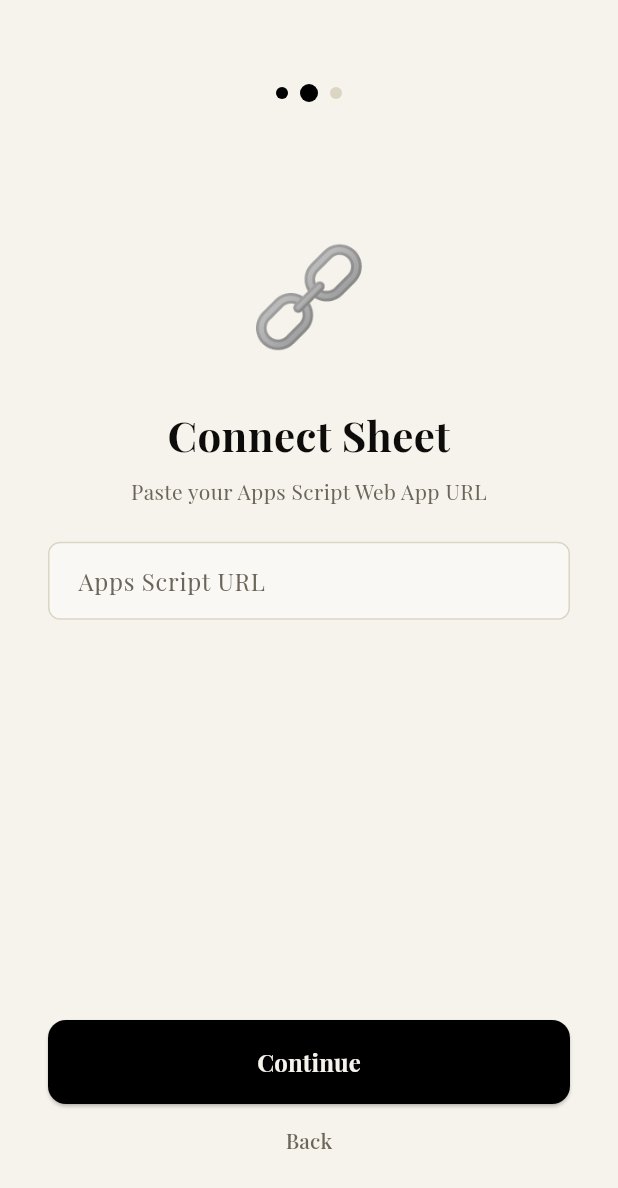
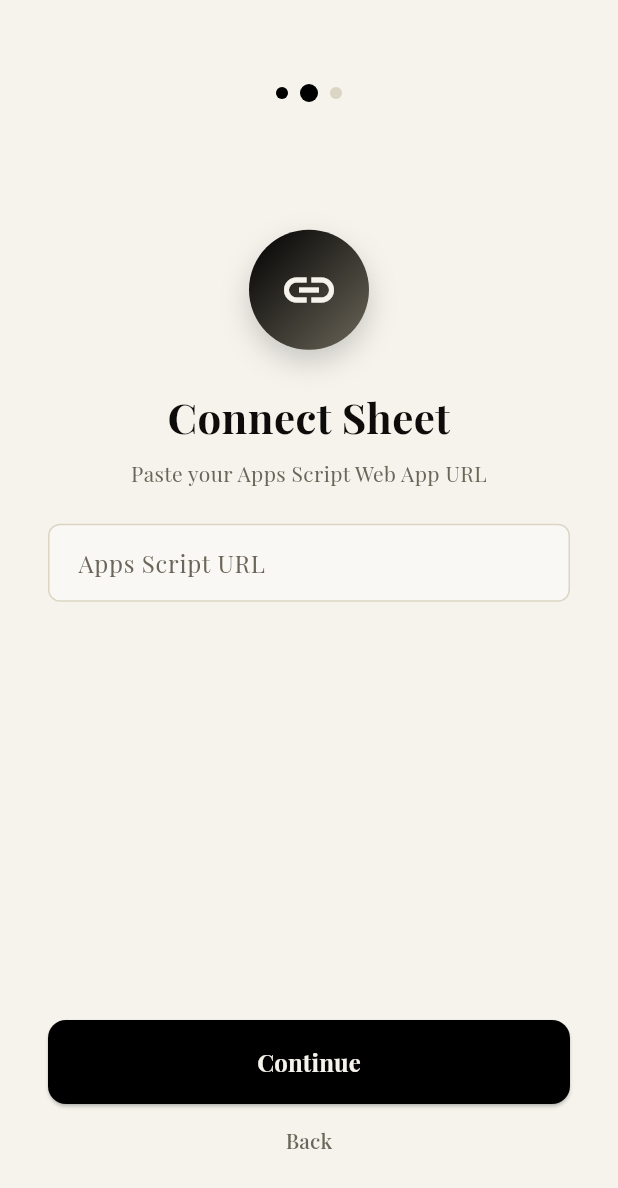
Before and after one commit to toxicbishop/VITAL-Health-App-Flutter, a Flutter app: the screen it shows after launch, after a tap on "Continue", on a phone screen of 412 x 824 dp. Shown: the top 1188 px of the screen. Run offline on Flutter 3.47's test engine with Material 3 defaults, Android fonts, the phone set to English and light mode, and no system bars; our stand-ins replace fl_chart, google_fonts, share_plus, shared_preferences.

Commit message:
feat(ui): replace emojis with premium icons in onboarding screen

```diff
--- a/lib/presentation/screens/onboarding_screen.dart
+++ b/lib/presentation/screens/onboarding_screen.dart
@@ -151,7 +151,7 @@ class _StepWelcome extends StatelessWidget {
   const _StepWelcome();
   @override
   Widget build(BuildContext context) => Column(children: [
-    const Text('🏥', style: TextStyle(fontSize: 64)),
+    _heroIcon(Icons.monitor_heart_outlined),
     const SizedBox(height: 24),
     Text("Welcome to\nVital Health", textAlign: TextAlign.center, style: TextStyle(fontSize: 32, fontWeight: FontWeight.bold, color: _textMain, height: 1.2)),
     const SizedBox(height: 16),
@@ -164,7 +164,7 @@ class _StepUrl extends StatelessWidget {
   const _StepUrl({required this.controller});
   @override
   Widget build(BuildContext context) => Column(crossAxisAlignment: CrossAxisAlignment.stretch, children: [
-    const Center(child: Text('🔗', style: TextStyle(fontSize: 64))),
+    Center(child: _heroIcon(Icons.link_outlined)),
     const SizedBox(height: 24),
     Text('Connect Sheet', textAlign: TextAlign.center, style: TextStyle(fontSize: 28, fontWeight: FontWeight.bold, color: _textMain)),
     const SizedBox(height: 8),
@@ -179,7 +179,7 @@ class _StepName extends StatelessWidget {
   const _StepName({required this.controller});
   @override
   Widget build(BuildContext context) => Column(crossAxisAlignment: CrossAxisAlignment.stretch, children: [
-    const Center(child: Text('👤', style: TextStyle(fontSize: 64))),
+    Center(child: _heroIcon(Icons.person_outline)),
     const SizedBox(height: 24),
     Text("What's your name?", textAlign: TextAlign.center, style: TextStyle(fontSize: 28, fontWeight: FontWeight.bold, color: _textMain)),
     const SizedBox(height: 8),
@@ -202,3 +202,26 @@ Widget _field({required TextEditingController controller, required String label,
     focusedBorder: OutlineInputBorder(borderRadius: BorderRadius.circular(8), borderSide: BorderSide(color: _primaryBlack)),
   ),
 );
+
+Widget _heroIcon(IconData icon) => Container(
+  width: 80,
+  height: 80,
+  decoration: BoxDecoration(
+    gradient: LinearGradient(
+      begin: Alignment.topLeft,
+      end: Alignment.bottomRight,
+      colors: [_primaryBlack, _textMuted],
+    ),
+    shape: BoxShape.circle,
+    boxShadow: [
+      BoxShadow(
+        color: _primaryBlack.withValues(alpha: 0.18),
+        blurRadius: 16,
+        offset: const Offset(0, 8),
+      ),
+    ],
+  ),
+  child: Center(
+    child: Icon(icon, color: _creamBg, size: 40),
+  ),
+);
```
